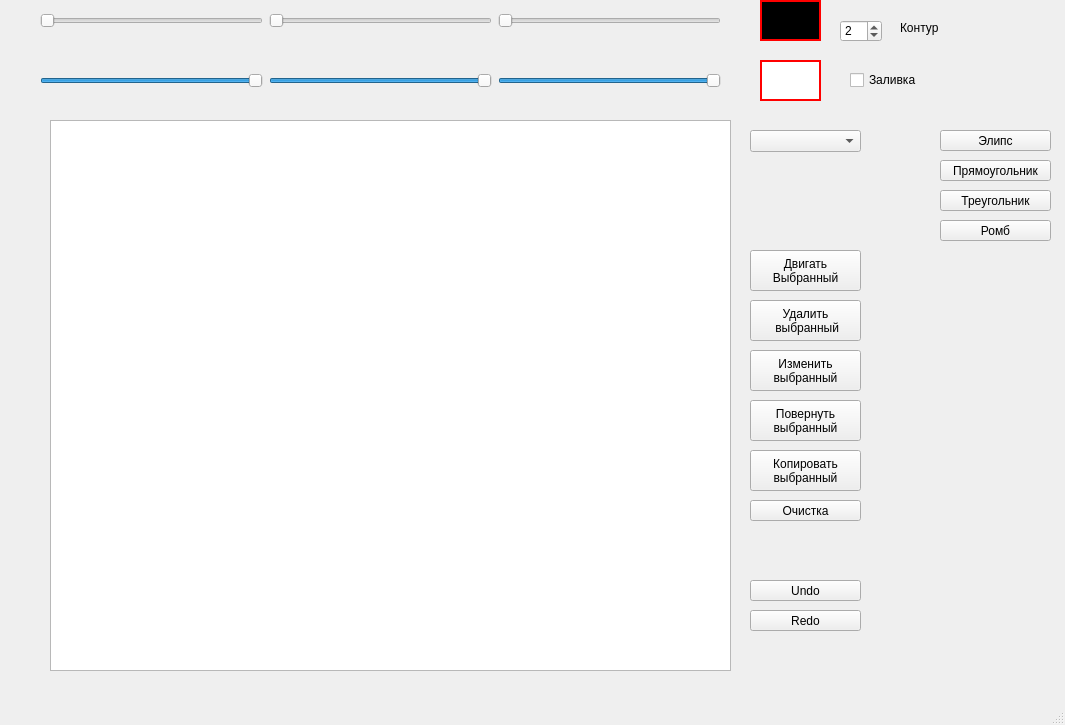
First picture: the form in Shapes/mainwindow.ui, repository Ignat36/OOP-2022-2s-Lr2-QtShapes, before the edit.
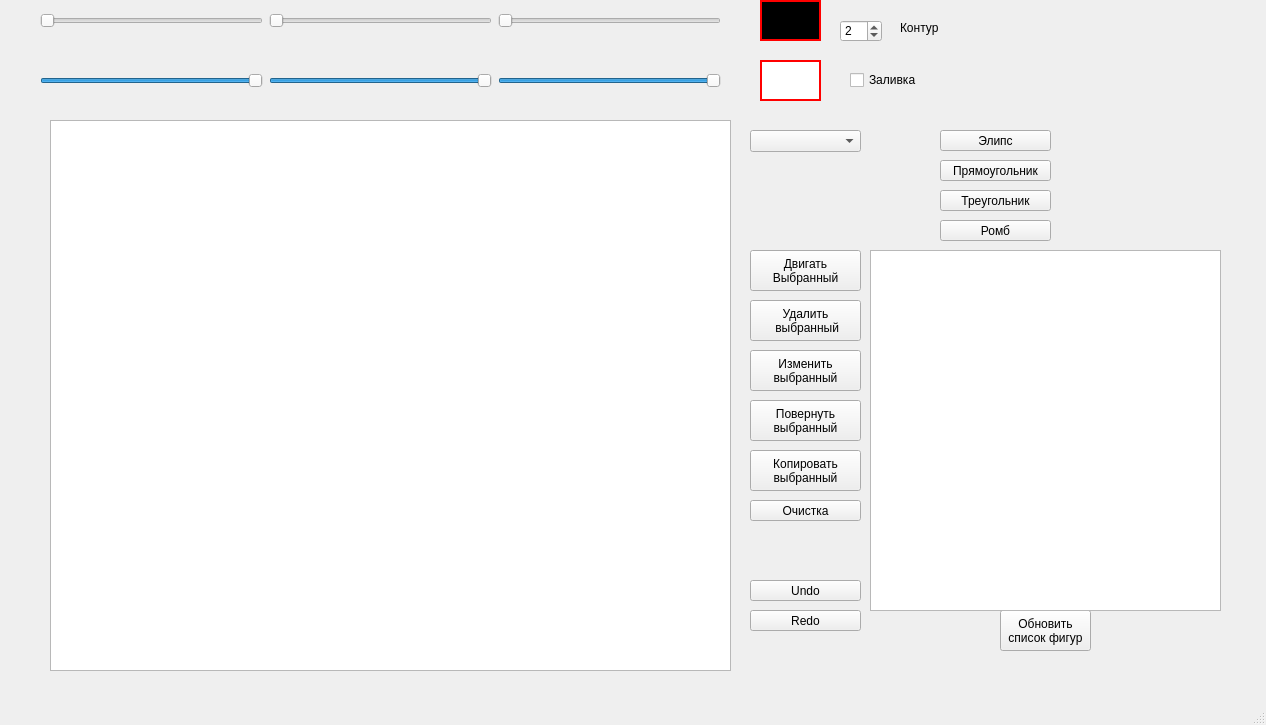
Second picture: the form after the edit.

Patch:
```diff
--- a/Shapes/mainwindow.ui
+++ b/Shapes/mainwindow.ui
@@ -6,7 +6,7 @@
    <rect>
     <x>0</x>
     <y>0</y>
-    <width>1065</width>
+    <width>1266</width>
     <height>725</height>
    </rect>
   </property>
@@ -376,6 +376,33 @@
 выбранный</string>
     </property>
    </widget>
+   <widget class="QPushButton" name="pushButton_12">
+    <property name="geometry">
+     <rect>
+      <x>1000</x>
+      <y>610</y>
+      <width>91</width>
+      <height>41</height>
+     </rect>
+    </property>
+    <property name="text">
+     <string>Обновить
+список фигур</string>
+    </property>
+   </widget>
+   <widget class="QTextBrowser" name="textBrowser">
+    <property name="enabled">
+     <bool>true</bool>
+    </property>
+    <property name="geometry">
+     <rect>
+      <x>870</x>
+      <y>250</y>
+      <width>351</width>
+      <height>361</height>
+     </rect>
+    </property>
+   </widget>
   </widget>
   <widget class="QMenuBar" name="menubar">
    <property name="geometry">
```
Left out of the diff: 2 changed lines with no effect on the pictures.
